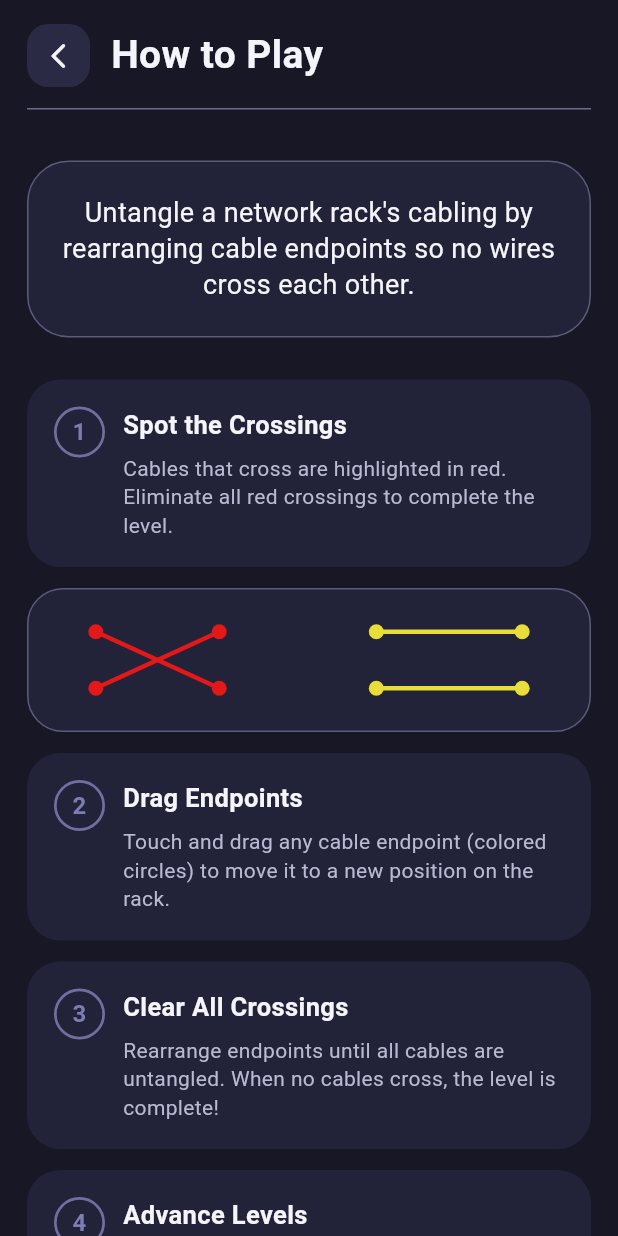
After one commit to eunabgpr/RackTangle, a Flutter app: the screen it shows after launch, after a tap on "How to Play", on a phone screen of 412 x 824 dp. The commit adds this screen. Run offline on Flutter 3.47's test engine with Material 3 defaults, Android fonts, the phone set to English and light mode, and no system bars; our stand-ins replace audioplayers.

Commit message:
Update how-to-play screen

```diff
--- /dev/null
+++ b/lib/howtoplay.dart
@@ -0,0 +1,306 @@
+import 'package:flutter/material.dart';
+import 'package:audioplayers/audioplayers.dart';
+
+class HowToPlayScreen extends StatefulWidget {
+  const HowToPlayScreen({super.key});
+
+  @override
+  State<HowToPlayScreen> createState() => _HowToPlayScreenState();
+}
+
+class _HowToPlayScreenState extends State<HowToPlayScreen> {
+  final AudioPlayer _sfxPlayer = AudioPlayer();
+
+  @override
+  void dispose() {
+    _sfxPlayer.dispose();
+    super.dispose();
+  }
+
+  Future<void> _playButtonSfx() async {
+    await _sfxPlayer.play(AssetSource('sfx/sfx_button.ogg'));
+  }
+
+  static const Color _backgroundColor = Color(0xFF171725);
+  static const Color _panelColor = Color(0xFF222238);
+  static const Color _panelBorderColor = Color(0xFF5B5B7A);
+  static const Color _accentColor = Color(0xFF7D7DB2);
+  static const Color _textColor = Color(0xFFF4F4FA);
+  static const Color _subtleTextColor = Color(0xFFB9B9D3);
+  static const Color _ruleColor = Color(0xFF6B6B8E);
+
+  @override
+  Widget build(BuildContext context) {
+    return Scaffold(
+      backgroundColor: _backgroundColor,
+      body: SafeArea(
+        child: SingleChildScrollView(
+          padding: const EdgeInsets.fromLTRB(18, 16, 18, 24),
+          child: Column(
+            crossAxisAlignment: CrossAxisAlignment.start,
+            children: [
+              Row(
+                children: [
+                  _IconButton(
+                    icon: Icons.arrow_back_ios_new_rounded,
+                    onTap: () async {
+                      await _playButtonSfx();
+                      if (!context.mounted) {
+                        return;
+                      }
+                      Navigator.of(context).pop();
+                    },
+                  ),
+                  const SizedBox(width: 14),
+                  const Text(
+                    'How to Play',
+                    style: TextStyle(
+                      color: _textColor,
+                      fontSize: 26,
+                      fontWeight: FontWeight.w700,
+                    ),
+                  ),
+                ],
+              ),
+              const SizedBox(height: 14),
+              const Divider(
+                height: 1,
+                thickness: 1,
+                color: _ruleColor,
+              ),
+              const SizedBox(height: 34),
+              Container(
+                width: double.infinity,
+                padding:
+                    const EdgeInsets.symmetric(horizontal: 22, vertical: 22),
+                decoration: BoxDecoration(
+                  color: _panelColor,
+                  borderRadius: BorderRadius.circular(28),
+                  border: Border.all(color: _panelBorderColor),
+                ),
+                child: const Text(
+                  'Untangle a network rack\'s cabling by rearranging cable endpoints so no wires cross each other.',
+                  textAlign: TextAlign.center,
+                  style: TextStyle(
+                    color: _textColor,
+                    fontSize: 18,
+                    height: 1.35,
+                  ),
+                ),
+              ),
+              const SizedBox(height: 28),
+              const _StepCard(
+                number: '1',
+                title: 'Spot the Crossings',
+                body:
+                    'Cables that cross are highlighted in red. Eliminate all red crossings to complete the level.',
+                accent: Color(0xFF7D7DB2),
+              ),
+              const SizedBox(height: 14),
+              const _CrossingDemo(),
+              const SizedBox(height: 14),
+              const _StepCard(
+                number: '2',
+                title: 'Drag Endpoints',
+                body:
+                    'Touch and drag any cable endpoint (colored circles) to move it to a new position on the rack.',
+                accent: Color(0xFF7D7DB2),
+              ),
+              const SizedBox(height: 14),
+              const _StepCard(
+                number: '3',
+                title: 'Clear All Crossings',
+                body:
+                    'Rearrange endpoints until all cables are untangled. When no cables cross, the level is complete!',
+                accent: Color(0xFF7D7DB2),
+              ),
+              const SizedBox(height: 14),
+              const _StepCard(
+                number: '4',
+                title: 'Advance Levels',
+                body:
+                    'Each level adds more cables and complexity. How far can you go?',
+                accent: Color(0xFF7D7DB2),
+              ),
+            ],
+          ),
+        ),
+      ),
+    );
+  }
+}
+
+class _StepCard extends StatelessWidget {
+  const _StepCard({
+    required this.number,
+    required this.title,
+    required this.body,
+    required this.accent,
+  });
+
+  final String number;
+  final String title;
+  final String body;
+  final Color accent;
+
+  static const Color _panelColor = Color(0xFF222238);
+  static const Color _textColor = Color(0xFFF4F4FA);
+  static const Color _subtleTextColor = Color(0xFFB9B9D3);
+
+  @override
+  Widget build(BuildContext context) {
+    return Container(
+      width: double.infinity,
+      padding: const EdgeInsets.all(18),
+      decoration: BoxDecoration(
+        color: _panelColor,
+        borderRadius: BorderRadius.circular(22),
+      ),
+      child: Row(
+        crossAxisAlignment: CrossAxisAlignment.start,
+        children: [
+          Container(
+            width: 34,
+            height: 34,
+            alignment: Alignment.center,
+            decoration: BoxDecoration(
+              shape: BoxShape.circle,
+              border: Border.all(color: accent.withOpacity(0.85), width: 1.8),
+            ),
+            child: Text(
+              number,
+              style: TextStyle(
+                color: accent,
+                fontSize: 16,
+                fontWeight: FontWeight.w700,
+              ),
+            ),
+          ),
+          const SizedBox(width: 12),
+          Expanded(
+            child: Column(
+              crossAxisAlignment: CrossAxisAlignment.start,
+              children: [
+                Text(
+                  title,
+                  style: const TextStyle(
+                    color: _textColor,
+                    fontSize: 17,
+                    fontWeight: FontWeight.w700,
+                  ),
+                ),
+                const SizedBox(height: 8),
+                Text(
+                  body,
+                  style: const TextStyle(
+                    color: _subtleTextColor,
+                    fontSize: 14,
+                    height: 1.35,
+                  ),
+                ),
+              ],
+            ),
+          ),
+        ],
+      ),
+    );
+  }
+}
+
+class _CrossingDemo extends StatelessWidget {
+  const _CrossingDemo();
+
+  static const Color _panelColor = Color(0xFF222238);
+
+  @override
+  Widget build(BuildContext context) {
+    return Container(
+      width: double.infinity,
+      height: 96,
+      decoration: BoxDecoration(
+        color: _panelColor,
+        borderRadius: BorderRadius.circular(24),
+        border: Border.all(color: const Color(0xFF5B5B7A)),
+      ),
+      child: CustomPaint(
+        painter: _CrossingDemoPainter(),
+      ),
+    );
+  }
+}
+
+class _CrossingDemoPainter extends CustomPainter {
+  @override
+  void paint(Canvas canvas, Size size) {
+    final redPaint = Paint()
+      ..color = const Color(0xFFE31818)
+      ..strokeWidth = 3
+      ..style = PaintingStyle.stroke
+      ..strokeCap = StrokeCap.round;
+    final yellowPaint = Paint()
+      ..color = const Color(0xFFE8DD39)
+      ..strokeWidth = 3
+      ..style = PaintingStyle.stroke
+      ..strokeCap = StrokeCap.round;
+
+    final leftTop = Offset(size.width * 0.12, size.height * 0.30);
+    final leftBottom = Offset(size.width * 0.12, size.height * 0.70);
+    final rightTop = Offset(size.width * 0.34, size.height * 0.30);
+    final rightBottom = Offset(size.width * 0.34, size.height * 0.70);
+
+    final yellowLeftTop = Offset(size.width * 0.62, size.height * 0.30);
+    final yellowRightTop = Offset(size.width * 0.88, size.height * 0.30);
+    final yellowLeftBottom = Offset(size.width * 0.62, size.height * 0.70);
+    final yellowRightBottom = Offset(size.width * 0.88, size.height * 0.70);
+
+    canvas.drawLine(leftTop, rightBottom, redPaint);
+    canvas.drawLine(leftBottom, rightTop, redPaint);
+    canvas.drawLine(yellowLeftTop, yellowRightTop, yellowPaint);
+    canvas.drawLine(yellowLeftBottom, yellowRightBottom, yellowPaint);
+
+    _drawNode(canvas, leftTop, const Color(0xFFE31818));
+    _drawNode(canvas, leftBottom, const Color(0xFFE31818));
+    _drawNode(canvas, rightTop, const Color(0xFFE31818));
+    _drawNode(canvas, rightBottom, const Color(0xFFE31818));
+    _drawNode(canvas, yellowLeftTop, const Color(0xFFE8DD39));
+    _drawNode(canvas, yellowRightTop, const Color(0xFFE8DD39));
+    _drawNode(canvas, yellowLeftBottom, const Color(0xFFE8DD39));
+    _drawNode(canvas, yellowRightBottom, const Color(0xFFE8DD39));
+  }
+
+  void _drawNode(Canvas canvas, Offset center, Color color) {
+    final paint = Paint()..color = color;
+    canvas.drawCircle(center, 5, paint);
+  }
+
+  @override
+  bool shouldRepaint(covariant CustomPainter oldDelegate) => false;
+}
+
+class _IconButton extends StatelessWidget {
+  const _IconButton({required this.icon, required this.onTap});
+
+  final IconData icon;
+  final VoidCallback onTap;
+
+  @override
+  Widget build(BuildContext context) {
+    return Material(
+      color: const Color(0xFF2A2A44),
+      shape: RoundedRectangleBorder(borderRadius: BorderRadius.circular(14)),
+      child: InkWell(
+        borderRadius: BorderRadius.circular(14),
+        onTap: onTap,
+        child: SizedBox(
+          width: 42,
+          height: 42,
+          child: Icon(
+            icon,
+            color: const Color(0xFFF4F4FA),
+            size: 20,
+          ),
+        ),
+      ),
+    );
+  }
+}
--- a/lib/main.dart
+++ b/lib/main.dart
@@ -1,6 +1,7 @@
 import 'package:flutter/material.dart';
 import 'package:audioplayers/audioplayers.dart';
 import 'package:racktangle/Levels/Level1.dart';
+import 'package:racktangle/howtoplay.dart';
 
 void main() {
   runApp(const RacktangleApp());
@@ -121,8 +122,16 @@ class _HomeScreenState extends State<HomeScreen> {
               mainAxisAlignment: MainAxisAlignment.center,
               children: [
                 OutlinedButton(
-                  onPressed: () {
-                    _playButtonSfx();
+                  onPressed: () async {
+                    await _playButtonSfx();
+                    if (!context.mounted) {
+                      return;
+                    }
+                    Navigator.of(context).push(
+                      MaterialPageRoute<void>(
+                        builder: (context) => const HowToPlayScreen(),
+                      ),
+                    );
                   },
                   style: OutlinedButton.styleFrom(
                     foregroundColor: const Color(0xFF7D7DB2),
@@ -138,9 +147,15 @@ class _HomeScreenState extends State<HomeScreen> {
                       vertical: 20,
                     ),
                   ),
-                  child: const Text(
-                    'How to play',
-                    style: TextStyle(fontSize: 20),
+                  child: const Row(
+                    mainAxisSize: MainAxisSize.min,
+                    children: [
+                      SizedBox(width: 8),
+                      Text(
+                        'How to Play',
+                        style: TextStyle(fontSize: 20),
+                      ),
+                    ],
                   ),
                 ),
                 const SizedBox(width: 10),
```
